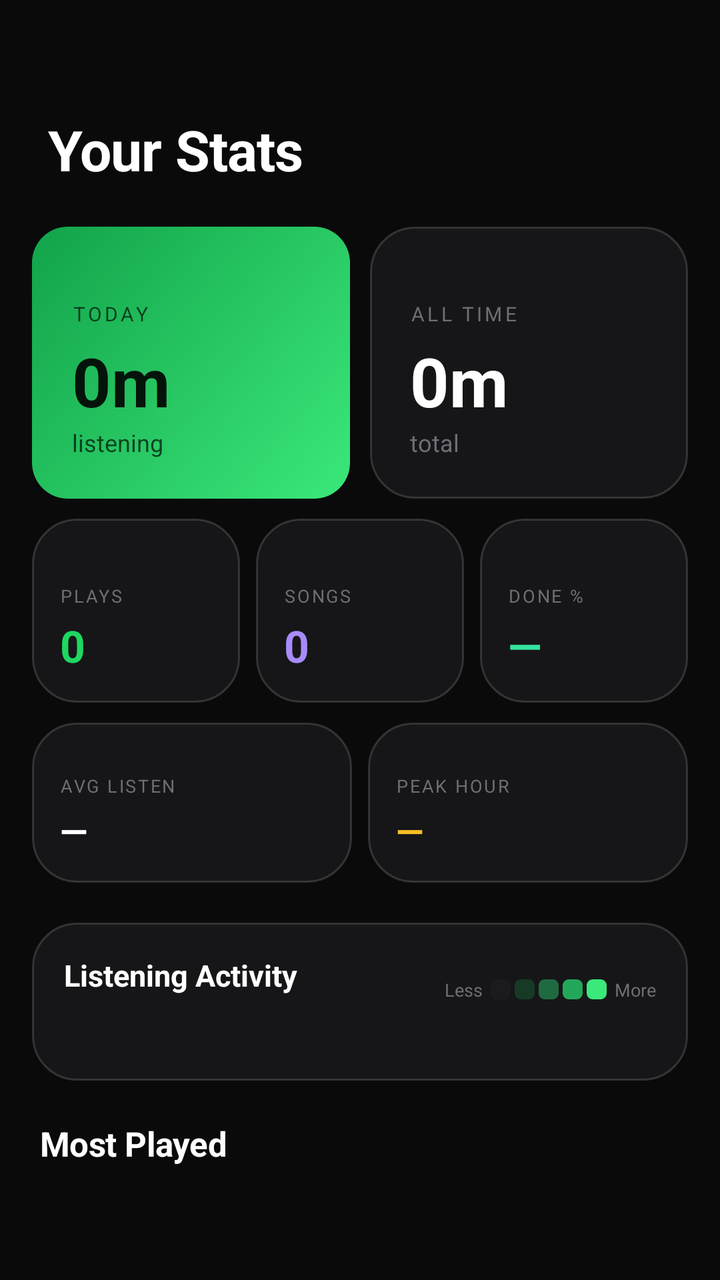
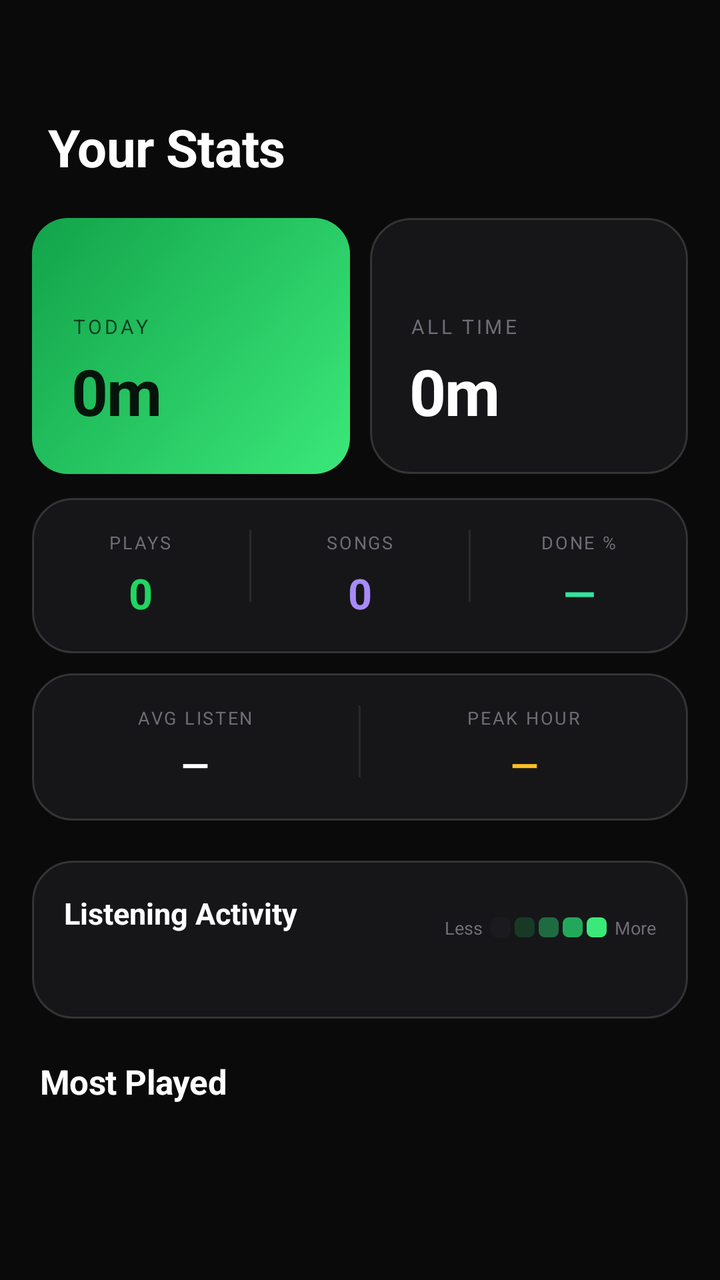

Two renders of the same Android screen: before a commit and after it. Below are the layout's source before the change and the commit's diff.
<!-- AndroidManifest.xml: application theme Theme.Rhythmix -->
<!-- res/layout/fragment_analytics.xml -->
<?xml version="1.0" encoding="utf-8"?>
<LinearLayout
    xmlns:android="http://schemas.android.com/apk/res/android"
    xmlns:app="http://schemas.android.com/apk/res-auto"
    android:layout_width="match_parent"
    android:layout_height="match_parent"
    android:background="@color/bg"
    android:orientation="vertical">

    
    <LinearLayout
        android:layout_width="match_parent"
        android:layout_height="wrap_content"
        android:paddingStart="24dp"
        android:paddingEnd="16dp"
        android:paddingTop="56dp"
        android:paddingBottom="20dp">
        <TextView
            android:layout_width="wrap_content"
            android:layout_height="wrap_content"
            android:text="Your Stats"
            android:textSize="28sp"
            android:textStyle="bold"
            android:letterSpacing="-0.01"
            android:textColor="@color/text_primary" />
    </LinearLayout>

    <androidx.core.widget.NestedScrollView
        android:layout_width="match_parent"
        android:layout_height="0dp"
        android:layout_weight="1"
        android:overScrollMode="never"
        android:scrollbars="none">

        <LinearLayout
            android:layout_width="match_parent"
            android:layout_height="wrap_content"
            android:orientation="vertical"
            android:paddingBottom="24dp">

            
            <LinearLayout
                android:layout_width="match_parent"
                android:layout_height="wrap_content"
                android:orientation="horizontal"
                android:paddingHorizontal="16dp"
                android:paddingBottom="10dp">

                <LinearLayout android:layout_width="0dp" android:layout_height="136dp"
                    android:layout_weight="1" android:orientation="vertical"
                    android:background="@drawable/bg_card_accent" android:padding="20dp"
                    android:layout_marginEnd="10dp" android:gravity="bottom">
                    <TextView android:layout_width="wrap_content" android:layout_height="wrap_content"
                        android:text="TODAY" android:textSize="10sp" android:textColor="@color/accent_on"
                        android:alpha="0.75" android:letterSpacing="0.14" android:layout_marginBottom="4dp"/>
                    <TextView android:id="@+id/tv_today_listening"
                        android:layout_width="wrap_content" android:layout_height="wrap_content"
                        android:text="0m" android:textColor="@color/accent_on"
                        android:textSize="34sp" android:textStyle="bold"/>
                    <TextView android:layout_width="wrap_content" android:layout_height="wrap_content"
                        android:text="listening" android:textSize="12sp" android:alpha="0.75" android:textColor="@color/accent_on"/>
                </LinearLayout>

                <LinearLayout android:layout_width="0dp" android:layout_height="136dp"
                    android:layout_weight="1" android:orientation="vertical"
                    android:background="@drawable/bg_stat_card" android:padding="20dp"
                    android:gravity="bottom">
                    <TextView android:layout_width="wrap_content" android:layout_height="wrap_content"
                        android:text="ALL TIME" android:textSize="10sp" android:textColor="@color/text_tertiary"
                        android:letterSpacing="0.14" android:layout_marginBottom="4dp"/>
                    <TextView android:id="@+id/tv_total_listening"
                        android:layout_width="wrap_content" android:layout_height="wrap_content"
                        android:text="0m" android:textColor="@color/text_primary"
                        android:textSize="34sp" android:textStyle="bold"/>
                    <TextView android:layout_width="wrap_content" android:layout_height="wrap_content"
                        android:text="total" android:textSize="12sp" android:textColor="@color/text_tertiary"/>
                </LinearLayout>
            </LinearLayout>

            
            <LinearLayout android:layout_width="match_parent" android:layout_height="wrap_content"
                android:orientation="horizontal" android:paddingHorizontal="16dp" android:paddingBottom="10dp">

                <LinearLayout android:layout_width="0dp" android:layout_height="92dp"
                    android:layout_weight="1" android:orientation="vertical"
                    android:background="@drawable/bg_stat_card" android:padding="14dp"
                    android:layout_marginEnd="8dp" android:gravity="bottom">
                    <TextView android:layout_width="wrap_content" android:layout_height="wrap_content"
                        android:text="PLAYS" android:textColor="@color/text_tertiary"
                        android:textSize="9sp" android:letterSpacing="0.1" android:layout_marginBottom="4dp"/>
                    <TextView android:id="@+id/tv_total_plays"
                        android:layout_width="wrap_content" android:layout_height="wrap_content"
                        android:text="0" android:textColor="@color/accent"
                        android:textSize="22sp" android:textStyle="bold"/>
                </LinearLayout>

                <LinearLayout android:layout_width="0dp" android:layout_height="92dp"
                    android:layout_weight="1" android:orientation="vertical"
                    android:background="@drawable/bg_stat_card" android:padding="14dp"
                    android:layout_marginEnd="8dp" android:gravity="bottom">
                    <TextView android:layout_width="wrap_content" android:layout_height="wrap_content"
                        android:text="SONGS" android:textColor="@color/text_tertiary"
                        android:textSize="9sp" android:letterSpacing="0.1" android:layout_marginBottom="4dp"/>
                    <TextView android:id="@+id/tv_unique_songs"
                        android:layout_width="wrap_content" android:layout_height="wrap_content"
                        android:text="0" android:textColor="@color/violet"
                        android:textSize="22sp" android:textStyle="bold"/>
                </LinearLayout>

                <LinearLayout android:layout_width="0dp" android:layout_height="92dp"
                    android:layout_weight="1" android:orientation="vertical"
                    android:background="@drawable/bg_stat_card" android:padding="14dp"
                    android:gravity="bottom">
                    <TextView android:layout_width="wrap_content" android:layout_height="wrap_content"
                        android:text="DONE %" android:textColor="@color/text_tertiary"
                        android:textSize="9sp" android:letterSpacing="0.1" android:layout_marginBottom="4dp"/>
                    <TextView android:id="@+id/tv_completion_rate"
                        android:layout_width="wrap_content" android:layout_height="wrap_content"
                        android:text="—" android:textColor="@color/green"
                        android:textSize="22sp" android:textStyle="bold"/>
                </LinearLayout>
            </LinearLayout>

            
            <LinearLayout android:layout_width="match_parent" android:layout_height="wrap_content"
                android:orientation="horizontal" android:paddingHorizontal="16dp" android:paddingBottom="20dp">

                <LinearLayout android:layout_width="0dp" android:layout_height="80dp"
                    android:layout_weight="1" android:orientation="vertical"
                    android:background="@drawable/bg_stat_card" android:padding="14dp"
                    android:layout_marginEnd="8dp" android:gravity="bottom">
                    <TextView android:layout_width="wrap_content" android:layout_height="wrap_content"
                        android:text="AVG LISTEN" android:textColor="@color/text_tertiary"
                        android:textSize="9sp" android:letterSpacing="0.1" android:layout_marginBottom="4dp"/>
                    <TextView android:id="@+id/tv_avg_session"
                        android:layout_width="wrap_content" android:layout_height="wrap_content"
                        android:text="—" android:textColor="@color/text_primary"
                        android:textSize="18sp" android:textStyle="bold"/>
                </LinearLayout>

                <LinearLayout android:layout_width="0dp" android:layout_height="80dp"
                    android:layout_weight="1" android:orientation="vertical"
                    android:background="@drawable/bg_stat_card" android:padding="14dp"
                    android:gravity="bottom">
                    <TextView android:layout_width="wrap_content" android:layout_height="wrap_content"
                        android:text="PEAK HOUR" android:textColor="@color/text_tertiary"
                        android:textSize="9sp" android:letterSpacing="0.1" android:layout_marginBottom="4dp"/>
                    <TextView android:id="@+id/tv_peak_hour"
                        android:layout_width="wrap_content" android:layout_height="wrap_content"
                        android:text="—" android:textColor="@color/amber"
                        android:textSize="18sp" android:textStyle="bold"/>
                </LinearLayout>
            </LinearLayout>

            
            
            
            <LinearLayout
                android:layout_width="match_parent"
                android:layout_height="wrap_content"
                android:orientation="vertical"
                android:background="@drawable/bg_stat_card"
                android:layout_marginHorizontal="16dp"
                android:layout_marginBottom="20dp"
                android:padding="16dp">

                
                <LinearLayout android:layout_width="match_parent" android:layout_height="wrap_content"
                    android:orientation="horizontal" android:gravity="center_vertical"
                    android:layout_marginBottom="12dp">
                    <LinearLayout android:layout_width="0dp" android:layout_height="wrap_content"
                        android:layout_weight="1" android:orientation="vertical">
                        <TextView android:layout_width="wrap_content" android:layout_height="wrap_content"
                            android:text="Listening Activity"
                            android:textSize="15sp" android:textStyle="bold" android:textColor="@color/text_primary"/>
                        <TextView android:id="@+id/tv_heatmap_subtitle"
                            android:layout_width="wrap_content" android:layout_height="wrap_content"
                            android:textSize="11sp" android:textColor="@color/text_tertiary"/>
                    </LinearLayout>
                    
                    <LinearLayout android:layout_width="wrap_content" android:layout_height="wrap_content"
                        android:orientation="horizontal" android:gravity="center_vertical">
                        <TextView android:layout_width="wrap_content" android:layout_height="wrap_content"
                            android:text="Less" android:textSize="9sp" android:textColor="@color/text_tertiary"
                            android:layout_marginEnd="4dp"/>
                        <View android:layout_width="10dp" android:layout_height="10dp"
                            android:background="@drawable/bg_heatmap_0" android:layout_marginEnd="2dp"/>
                        <View android:layout_width="10dp" android:layout_height="10dp"
                            android:background="@drawable/bg_heatmap_1" android:layout_marginEnd="2dp"/>
                        <View android:layout_width="10dp" android:layout_height="10dp"
                            android:background="@drawable/bg_heatmap_2" android:layout_marginEnd="2dp"/>
                        <View android:layout_width="10dp" android:layout_height="10dp"
                            android:background="@drawable/bg_heatmap_3" android:layout_marginEnd="2dp"/>
                        <View android:layout_width="10dp" android:layout_height="10dp"
                            android:background="@drawable/bg_heatmap_4" android:layout_marginEnd="4dp"/>
                        <TextView android:layout_width="wrap_content" android:layout_height="wrap_content"
                            android:text="More" android:textSize="9sp" android:textColor="@color/text_tertiary"/>
                    </LinearLayout>
                </LinearLayout>

                
                <HorizontalScrollView
                    android:id="@+id/heatmap_scroll"
                    android:layout_width="match_parent"
                    android:layout_height="wrap_content"
                    android:scrollbars="none"
                    android:overScrollMode="never">

                    
                    <LinearLayout
                        android:layout_width="wrap_content"
                        android:layout_height="wrap_content"
                        android:orientation="horizontal">

                        
                        <LinearLayout
                            android:id="@+id/heatmap_day_labels"
                            android:layout_width="wrap_content"
                            android:layout_height="wrap_content"
                            android:orientation="vertical" />

                        
                        <LinearLayout
                            android:layout_width="wrap_content"
                            android:layout_height="wrap_content"
                            android:orientation="vertical">

                            
                            <LinearLayout
                                android:id="@+id/heatmap_month_labels"
                                android:layout_width="wrap_content"
                                android:layout_height="wrap_content"
                                android:orientation="horizontal" />

                            
                            <LinearLayout
                                android:id="@+id/heatmap_grid"
                                android:layout_width="wrap_content"
                                android:layout_height="wrap_content"
                                android:orientation="horizontal" />

                        </LinearLayout>
                    </LinearLayout>
                </HorizontalScrollView>
            </LinearLayout>

            
            <TextView android:layout_width="wrap_content" android:layout_height="wrap_content"
                android:text="Most Played"
                android:textSize="17sp" android:textStyle="bold" android:letterSpacing="-0.01" android:textColor="@color/text_primary"
                android:paddingHorizontal="20dp" android:paddingBottom="12dp" />

            <androidx.recyclerview.widget.RecyclerView
                android:id="@+id/rv_top_songs"
                android:layout_width="match_parent"
                android:layout_height="wrap_content"
                android:nestedScrollingEnabled="false"
                android:overScrollMode="never"
                app:layoutManager="androidx.recyclerview.widget.LinearLayoutManager" />

        </LinearLayout>
    </androidx.core.widget.NestedScrollView>
</LinearLayout>
<!-- resources referenced by this layout -->
<resources>
  <color name="accent">#1ED760</color>
  <color name="accent_on">#04140A</color>
  <color name="amber">#FBBF24</color>
  <color name="bg">#0A0A0B</color>
  <color name="green">#34E4A0</color>
  <color name="text_primary">#FFFFFF</color>
  <color name="text_tertiary">#6E6E77</color>
  <color name="violet">#A78BFA</color>
  <!-- drawable bg_card_accent (drawable) -->
  <?xml version="1.0" encoding="utf-8"?>
  <shape xmlns:android="http://schemas.android.com/apk/res/android">
      <gradient
          android:type="linear"
          android:angle="135"
          android:startColor="@color/accent_light"
          android:endColor="@color/accent_dark" />
      <corners android:radius="18dp" />
  </shape>
  <!-- drawable bg_heatmap_0 (drawable) -->
  <?xml version="1.0" encoding="utf-8"?>
  <shape xmlns:android="http://schemas.android.com/apk/res/android">
      <solid android:color="@color/heatmap_0"/>
      <corners android:radius="3dp"/>
  </shape>
  <!-- drawable bg_heatmap_1 (drawable) -->
  <?xml version="1.0" encoding="utf-8"?>
  <shape xmlns:android="http://schemas.android.com/apk/res/android">
      <solid android:color="@color/heatmap_1"/>
      <corners android:radius="3dp"/>
  </shape>
  <!-- drawable bg_heatmap_2 (drawable) -->
  <?xml version="1.0" encoding="utf-8"?>
  <shape xmlns:android="http://schemas.android.com/apk/res/android">
      <solid android:color="@color/heatmap_2"/>
      <corners android:radius="3dp"/>
  </shape>
  <!-- drawable bg_heatmap_3 (drawable) -->
  <?xml version="1.0" encoding="utf-8"?>
  <shape xmlns:android="http://schemas.android.com/apk/res/android">
      <solid android:color="@color/heatmap_3"/>
      <corners android:radius="3dp"/>
  </shape>
  <!-- drawable bg_heatmap_4 (drawable) -->
  <?xml version="1.0" encoding="utf-8"?>
  <shape xmlns:android="http://schemas.android.com/apk/res/android">
      <solid android:color="@color/heatmap_4"/>
      <corners android:radius="3dp"/>
  </shape>
  <!-- drawable bg_stat_card (drawable) -->
  <?xml version="1.0" encoding="utf-8"?>
  <shape xmlns:android="http://schemas.android.com/apk/res/android">
      <solid android:color="@color/surface" />
      <corners android:radius="22dp" />
      <stroke android:width="1dp" android:color="@color/surface_border" />
  </shape>
  <color name="accent_light">#3BE87A</color>
  <color name="accent_dark">#12A34A</color>
  <color name="heatmap_0">#1B1B1F</color>
  <color name="heatmap_1">#163A26</color>
  <color name="heatmap_2">#1F6B41</color>
  <color name="heatmap_3">#23A85B</color>
  <color name="heatmap_4">#3BE87A</color>
  <color name="surface">#161618</color>
  <color name="surface_border">#26FFFFFF</color>
  <color name="accent_dim">#17281D</color>
  <color name="black">#000000</color>
  <color name="surface2">#212125</color>
  <color name="text_secondary">#A8A8AF</color>
  <color name="nav_bg">#101012</color>
  <style name="Widget.Rhythmix.Chip" parent="Widget.Material3.Chip.Filter">
          <item name="chipBackgroundColor">@color/surface2</item>
          <item name="chipStrokeColor">@color/surface_border</item>
          <item name="chipStrokeWidth">1dp</item>
          <item name="android:textColor">@color/text_secondary</item>
          <item name="chipCornerRadius">100dp</item>
          <item name="checkedIconVisible">false</item>
      </style>
  <!-- unchanged entries left out for length: 1 -->
</resources>

<!-- the commit's change to res/layout/fragment_analytics.xml (unified diff, before → after) -->
@@ -14,12 +14,12 @@
         android:paddingStart="24dp"
         android:paddingEnd="16dp"
         android:paddingTop="56dp"
-        android:paddingBottom="20dp">
+        android:paddingBottom="18dp">
         <TextView
             android:layout_width="wrap_content"
             android:layout_height="wrap_content"
             android:text="Your Stats"
-            android:textSize="28sp"
+            android:textSize="26sp"
             android:textStyle="bold"
             android:letterSpacing="-0.01"
             android:textColor="@color/text_primary" />
@@ -44,9 +44,9 @@
                 android:layout_height="wrap_content"
                 android:orientation="horizontal"
                 android:paddingHorizontal="16dp"
-                android:paddingBottom="10dp">
-
-                <LinearLayout android:layout_width="0dp" android:layout_height="136dp"
+                android:paddingBottom="12dp">
+
+                <LinearLayout android:layout_width="0dp" android:layout_height="128dp"
                     android:layout_weight="1" android:orientation="vertical"
                     android:background="@drawable/bg_card_accent" android:padding="20dp"
                     android:layout_marginEnd="10dp" android:gravity="bottom">
@@ -56,14 +56,12 @@
                     <TextView android:id="@+id/tv_today_listening"
                         android:layout_width="wrap_content" android:layout_height="wrap_content"
                         android:text="0m" android:textColor="@color/accent_on"
-                        android:textSize="34sp" android:textStyle="bold"/>
-                    <TextView android:layout_width="wrap_content" android:layout_height="wrap_content"
-                        android:text="listening" android:textSize="12sp" android:alpha="0.75" android:textColor="@color/accent_on"/>
-                </LinearLayout>
-
-                <LinearLayout android:layout_width="0dp" android:layout_height="136dp"
+                        android:textSize="32sp" android:textStyle="bold" android:letterSpacing="-0.02"/>
+                </LinearLayout>
+
+                <LinearLayout android:layout_width="0dp" android:layout_height="128dp"
                     android:layout_weight="1" android:orientation="vertical"
-                    android:background="@drawable/bg_stat_card" android:padding="20dp"
+                    android:background="@drawable/bg_card" android:padding="20dp"
                     android:gravity="bottom">
                     <TextView android:layout_width="wrap_content" android:layout_height="wrap_content"
                         android:text="ALL TIME" android:textSize="10sp" android:textColor="@color/text_tertiary"
@@ -71,80 +69,86 @@
                     <TextView android:id="@+id/tv_total_listening"
                         android:layout_width="wrap_content" android:layout_height="wrap_content"
                         android:text="0m" android:textColor="@color/text_primary"
-                        android:textSize="34sp" android:textStyle="bold"/>
-                    <TextView android:layout_width="wrap_content" android:layout_height="wrap_content"
-                        android:text="total" android:textSize="12sp" android:textColor="@color/text_tertiary"/>
-                </LinearLayout>
-            </LinearLayout>
-
-            
-            <LinearLayout android:layout_width="match_parent" android:layout_height="wrap_content"
-                android:orientation="horizontal" android:paddingHorizontal="16dp" android:paddingBottom="10dp">
-
-                <LinearLayout android:layout_width="0dp" android:layout_height="92dp"
-                    android:layout_weight="1" android:orientation="vertical"
-                    android:background="@drawable/bg_stat_card" android:padding="14dp"
-                    android:layout_marginEnd="8dp" android:gravity="bottom">
+                        android:textSize="32sp" android:textStyle="bold" android:letterSpacing="-0.02"/>
+                </LinearLayout>
+            </LinearLayout>
+
+            
+            <LinearLayout
+                android:layout_width="match_parent"
+                android:layout_height="wrap_content"
+                android:orientation="horizontal"
+                android:background="@drawable/bg_card"
+                android:layout_marginHorizontal="16dp"
+                android:layout_marginBottom="10dp"
+                android:paddingVertical="16dp">
+
+                <LinearLayout android:layout_width="0dp" android:layout_height="wrap_content"
+                    android:layout_weight="1" android:orientation="vertical" android:gravity="center">
                     <TextView android:layout_width="wrap_content" android:layout_height="wrap_content"
                         android:text="PLAYS" android:textColor="@color/text_tertiary"
-                        android:textSize="9sp" android:letterSpacing="0.1" android:layout_marginBottom="4dp"/>
+                        android:textSize="9sp" android:letterSpacing="0.1" android:layout_marginBottom="5dp"/>
                     <TextView android:id="@+id/tv_total_plays"
                         android:layout_width="wrap_content" android:layout_height="wrap_content"
                         android:text="0" android:textColor="@color/accent"
-                        android:textSize="22sp" android:textStyle="bold"/>
-                </LinearLayout>
-
-                <LinearLayout android:layout_width="0dp" android:layout_height="92dp"
-                    android:layout_weight="1" android:orientation="vertical"
-                    android:background="@drawable/bg_stat_card" android:padding="14dp"
-                    android:layout_marginEnd="8dp" android:gravity="bottom">
+                        android:textSize="21sp" android:textStyle="bold"/>
+                </LinearLayout>
+
+                <View android:layout_width="1dp" android:layout_height="36dp" android:background="@color/hairline"/>
+
+                <LinearLayout android:layout_width="0dp" android:layout_height="wrap_content"
+                    android:layout_weight="1" android:orientation="vertical" android:gravity="center">
                     <TextView android:layout_width="wrap_content" android:layout_height="wrap_content"
                         android:text="SONGS" android:textColor="@color/text_tertiary"
-                        android:textSize="9sp" android:letterSpacing="0.1" android:layout_marginBottom="4dp"/>
+                        android:textSize="9sp" android:letterSpacing="0.1" android:layout_marginBottom="5dp"/>
                     <TextView android:id="@+id/tv_unique_songs"
                         android:layout_width="wrap_content" android:layout_height="wrap_content"
                         android:text="0" android:textColor="@color/violet"
-                        android:textSize="22sp" android:textStyle="bold"/>
-                </LinearLayout>
-
-                <LinearLayout android:layout_width="0dp" android:layout_height="92dp"
-                    android:layout_weight="1" android:orientation="vertical"
-                    android:background="@drawable/bg_stat_card" android:padding="14dp"
-                    android:gravity="bottom">
+                        android:textSize="21sp" android:textStyle="bold"/>
+                </LinearLayout>
+
+                <View android:layout_width="1dp" android:layout_height="36dp" android:background="@color/hairline"/>
+
+                <LinearLayout android:layout_width="0dp" android:layout_height="wrap_content"
+                    android:layout_weight="1" android:orientation="vertical" android:gravity="center">
                     <TextView android:layout_width="wrap_content" android:layout_height="wrap_content"
                         android:text="DONE %" android:textColor="@color/text_tertiary"
-                        android:textSize="9sp" android:letterSpacing="0.1" android:layout_marginBottom="4dp"/>
+                        android:textSize="9sp" android:letterSpacing="0.1" android:layout_marginBottom="5dp"/>
                     <TextView android:id="@+id/tv_completion_rate"
                         android:layout_width="wrap_content" android:layout_height="wrap_content"
                         android:text="—" android:textColor="@color/green"
-                        android:textSize="22sp" android:textStyle="bold"/>
-                </LinearLayout>
-            </LinearLayout>
-
-            
-            <LinearLayout android:layout_width="match_parent" android:layout_height="wrap_content"
-                android:orientation="horizontal" android:paddingHorizontal="16dp" android:paddingBottom="20dp">
-
-                <LinearLayout android:layout_width="0dp" android:layout_height="80dp"
-                    android:layout_weight="1" android:orientation="vertical"
-                    android:background="@drawable/bg_stat_card" android:padding="14dp"
-                    android:layout_marginEnd="8dp" android:gravity="bottom">
+                        android:textSize="21sp" android:textStyle="bold"/>
+                </LinearLayout>
+            </LinearLayout>
+
+            
+            <LinearLayout
+                android:layout_width="match_parent"
+                android:layout_height="wrap_content"
+                android:orientation="horizontal"
+                android:background="@drawable/bg_card"
+                android:layout_marginHorizontal="16dp"
+                android:layout_marginBottom="20dp"
+                android:paddingVertical="16dp">
+
+                <LinearLayout android:layout_width="0dp" android:layout_height="wrap_content"
+                    android:layout_weight="1" android:orientation="vertical" android:gravity="center">
                     <TextView android:layout_width="wrap_content" android:layout_height="wrap_content"
                         android:text="AVG LISTEN" android:textColor="@color/text_tertiary"
-                        android:textSize="9sp" android:letterSpacing="0.1" android:layout_marginBottom="4dp"/>
+                        android:textSize="9sp" android:letterSpacing="0.1" android:layout_marginBottom="5dp"/>
                     <TextView android:id="@+id/tv_avg_session"
                         android:layout_width="wrap_content" android:layout_height="wrap_content"
                         android:text="—" android:textColor="@color/text_primary"
                         android:textSize="18sp" android:textStyle="bold"/>
                 </LinearLayout>
 
-                <LinearLayout android:layout_width="0dp" android:layout_height="80dp"
-                    android:layout_weight="1" android:orientation="vertical"
-                    android:background="@drawable/bg_stat_card" android:padding="14dp"
-                    android:gravity="bottom">
+                <View android:layout_width="1dp" android:layout_height="36dp" android:background="@color/hairline"/>
+
+                <LinearLayout android:layout_width="0dp" android:layout_height="wrap_content"
+                    android:layout_weight="1" android:orientation="vertical" android:gravity="center">
                     <TextView android:layout_width="wrap_content" android:layout_height="wrap_content"
                         android:text="PEAK HOUR" android:textColor="@color/text_tertiary"
-                        android:textSize="9sp" android:letterSpacing="0.1" android:layout_marginBottom="4dp"/>
+                        android:textSize="9sp" android:letterSpacing="0.1" android:layout_marginBottom="5dp"/>
                     <TextView android:id="@+id/tv_peak_hour"
                         android:layout_width="wrap_content" android:layout_height="wrap_content"
                         android:text="—" android:textColor="@color/amber"
@@ -153,18 +157,15 @@
             </LinearLayout>
 
             
-            
-            
             <LinearLayout
                 android:layout_width="match_parent"
                 android:layout_height="wrap_content"
                 android:orientation="vertical"
-                android:background="@drawable/bg_stat_card"
+                android:background="@drawable/bg_card"
                 android:layout_marginHorizontal="16dp"
                 android:layout_marginBottom="20dp"
                 android:padding="16dp">
 
-                
                 <LinearLayout android:layout_width="match_parent" android:layout_height="wrap_content"
                     android:orientation="horizontal" android:gravity="center_vertical"
                     android:layout_marginBottom="12dp">
@@ -177,7 +178,6 @@
                             android:layout_width="wrap_content" android:layout_height="wrap_content"
                             android:textSize="11sp" android:textColor="@color/text_tertiary"/>
                     </LinearLayout>
-                    
                     <LinearLayout android:layout_width="wrap_content" android:layout_height="wrap_content"
                         android:orientation="horizontal" android:gravity="center_vertical">
                         <TextView android:layout_width="wrap_content" android:layout_height="wrap_content"
@@ -198,7 +198,6 @@
                     </LinearLayout>
                 </LinearLayout>
 
-                
                 <HorizontalScrollView
                     android:id="@+id/heatmap_scroll"
                     android:layout_width="match_parent"
@@ -206,33 +205,28 @@
                     android:scrollbars="none"
                     android:overScrollMode="never">
 
-                    
                     <LinearLayout
                         android:layout_width="wrap_content"
                         android:layout_height="wrap_content"
                         android:orientation="horizontal">
 
-                        
                         <LinearLayout
                             android:id="@+id/heatmap_day_labels"
                             android:layout_width="wrap_content"
                             android:layout_height="wrap_content"
                             android:orientation="vertical" />
 
-                        
                         <LinearLayout
                             android:layout_width="wrap_content"
                             android:layout_height="wrap_content"
                             android:orientation="vertical">
 
-                            
                             <LinearLayout
                                 android:id="@+id/heatmap_month_labels"
                                 android:layout_width="wrap_content"
                                 android:layout_height="wrap_content"
                                 android:orientation="horizontal" />
 
-                            
                             <LinearLayout
                                 android:id="@+id/heatmap_grid"
                                 android:layout_width="wrap_content"
<!-- resource entries referenced after the edit -->
@@ -5,9 +5,17 @@
   <color name="amber">#FBBF24</color>
   <color name="bg">#0A0A0B</color>
   <color name="green">#34E4A0</color>
+  <color name="hairline">#14FFFFFF</color>
   <color name="text_primary">#FFFFFF</color>
   <color name="text_tertiary">#6E6E77</color>
   <color name="violet">#A78BFA</color>
+  <!-- drawable bg_card (drawable) -->
+  <?xml version="1.0" encoding="utf-8"?>
+  <shape xmlns:android="http://schemas.android.com/apk/res/android">
+      <solid android:color="@color/surface" />
+      <corners android:radius="20dp" />
+      <stroke android:width="1dp" android:color="@color/surface_border" />
+  </shape>
   <!-- drawable bg_card_accent (drawable) -->
   <?xml version="1.0" encoding="utf-8"?>
   <shape xmlns:android="http://schemas.android.com/apk/res/android">
@@ -48,13 +56,6 @@
       <solid android:color="@color/heatmap_4"/>
       <corners android:radius="3dp"/>
   </shape>
-  <!-- drawable bg_stat_card (drawable) -->
-  <?xml version="1.0" encoding="utf-8"?>
-  <shape xmlns:android="http://schemas.android.com/apk/res/android">
-      <solid android:color="@color/surface" />
-      <corners android:radius="22dp" />
-      <stroke android:width="1dp" android:color="@color/surface_border" />
-  </shape>
   <color name="accent_light">#3BE87A</color>
   <color name="accent_dark">#12A34A</color>
   <color name="heatmap_0">#1B1B1F</color>
